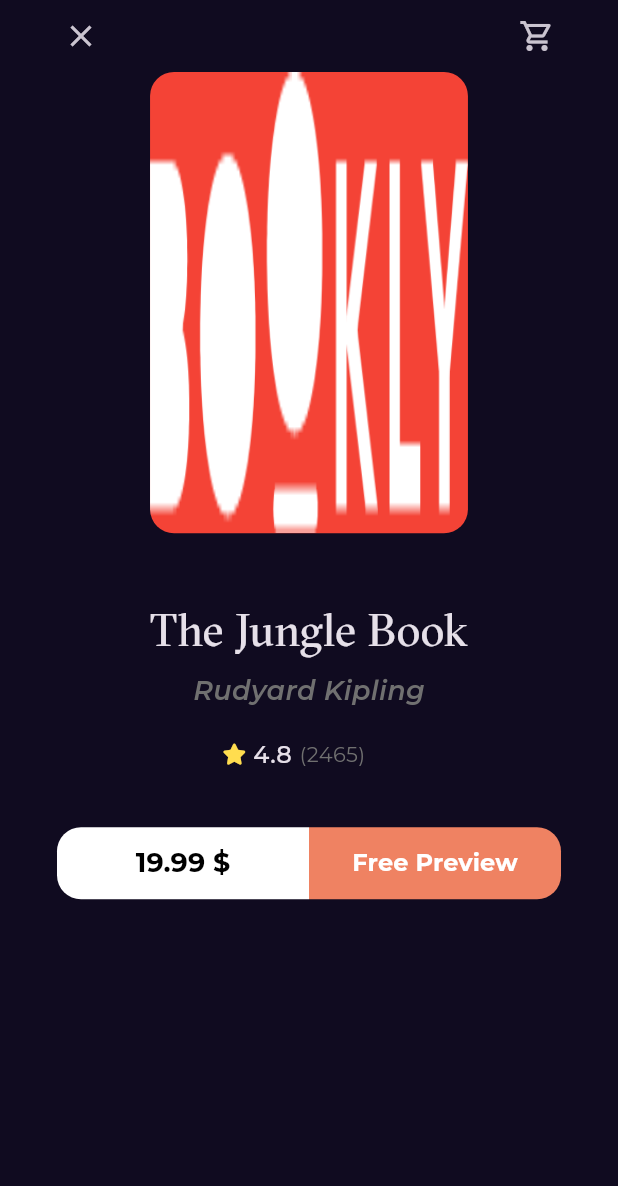
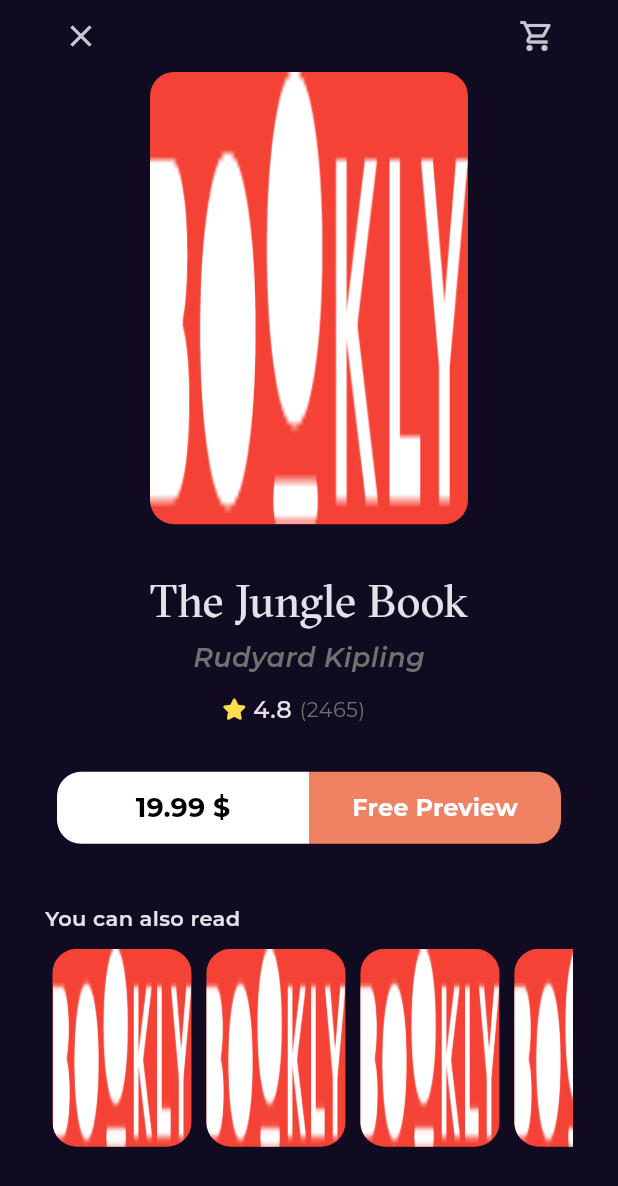
Before and after one commit to Mustafa1Mohamed/bookly_app, a Flutter app: the BookDetailsView screen opened by its route, on a phone screen of 412 x 824 dp. Shown: the top 1186 px of the screen. Run offline on Flutter 3.47's test engine with Material 3 defaults, Android fonts, the light colour scheme and no system bars; our stand-ins replace font_awesome_flutter, go_router, google_fonts.

Commit message:
create similar books list view

```diff
--- a/lib/Features/home/presentaion/views/widgets/book_details_view_body.dart
+++ b/lib/Features/home/presentaion/views/widgets/book_details_view_body.dart
@@ -2,6 +2,7 @@ import 'package:bookly_app/Features/home/presentaion/views/widgets/book_rating.d
 import 'package:bookly_app/Features/home/presentaion/views/widgets/books_action.dart';
 import 'package:bookly_app/Features/home/presentaion/views/widgets/custom_book_details_app_bar.dart';
 import 'package:bookly_app/Features/home/presentaion/views/widgets/custom_book_item.dart';
+import 'package:bookly_app/Features/home/presentaion/views/widgets/similar_books_list_view.dart';
 import 'package:bookly_app/core/utils/styles.dart';
 import 'package:flutter/material.dart';
 
@@ -21,14 +22,14 @@ class BookDetailsViewBody extends StatelessWidget {
             child: const CustomBookImage(),
           ),
           const SizedBox(
-            height: 43,
+            height: 30,
           ),
           const Text(
             'The Jungle Book',
             style: Styles.textStyle30,
           ),
           const SizedBox(
-            height: 6,
+            height: 3,
           ),
           Text(
             'Rudyard Kipling',
@@ -36,15 +37,31 @@ class BookDetailsViewBody extends StatelessWidget {
                 color: const Color(0xff707070), fontStyle: FontStyle.italic),
           ),
           const SizedBox(
-            height: 18,
+            height: 10,
           ),
           const BookRating(
             mainAxisAlignment: MainAxisAlignment.center,
           ),
           const SizedBox(
-            height: 37,
+            height: 30,
           ),
           const BooksAction(),
+          const SizedBox(
+            height: 40,
+          ),
+          Align(
+            alignment: Alignment.centerLeft,
+            child: Text(
+              'You can also read',
+              style: Styles.textStyle14.copyWith(
+                fontWeight: FontWeight.w600,
+              ),
+            ),
+          ),
+          const SizedBox(
+            height: 10,
+          ),
+          const SimilarBooksListView(),
         ],
       ),
     );
--- a/lib/Features/home/presentaion/views/widgets/custom_book_item.dart
+++ b/lib/Features/home/presentaion/views/widgets/custom_book_item.dart
@@ -7,7 +7,7 @@ class CustomBookImage extends StatelessWidget {
   @override
   Widget build(BuildContext context) {
     return AspectRatio(
-      aspectRatio: 2.55 / 3.7,
+      aspectRatio: 2.6 / 3.7,
       child: Container(
         decoration: BoxDecoration(
           borderRadius: BorderRadius.circular(16),
--- /dev/null
+++ b/lib/Features/home/presentaion/views/widgets/similar_books_list_view.dart
@@ -0,0 +1,22 @@
+import 'package:bookly_app/Features/home/presentaion/views/widgets/custom_book_item.dart';
+import 'package:flutter/material.dart';
+
+class SimilarBooksListView extends StatelessWidget {
+  const SimilarBooksListView({super.key});
+
+  @override
+  Widget build(BuildContext context) {
+    return SizedBox(
+      height: MediaQuery.of(context).size.height * .16,
+      child: ListView.builder(
+        scrollDirection: Axis.horizontal,
+        itemBuilder: (context, index) {
+          return const Padding(
+            padding: EdgeInsets.symmetric(horizontal: 5),
+            child: CustomBookImage(),
+          );
+        },
+      ),
+    );
+  }
+}
```
